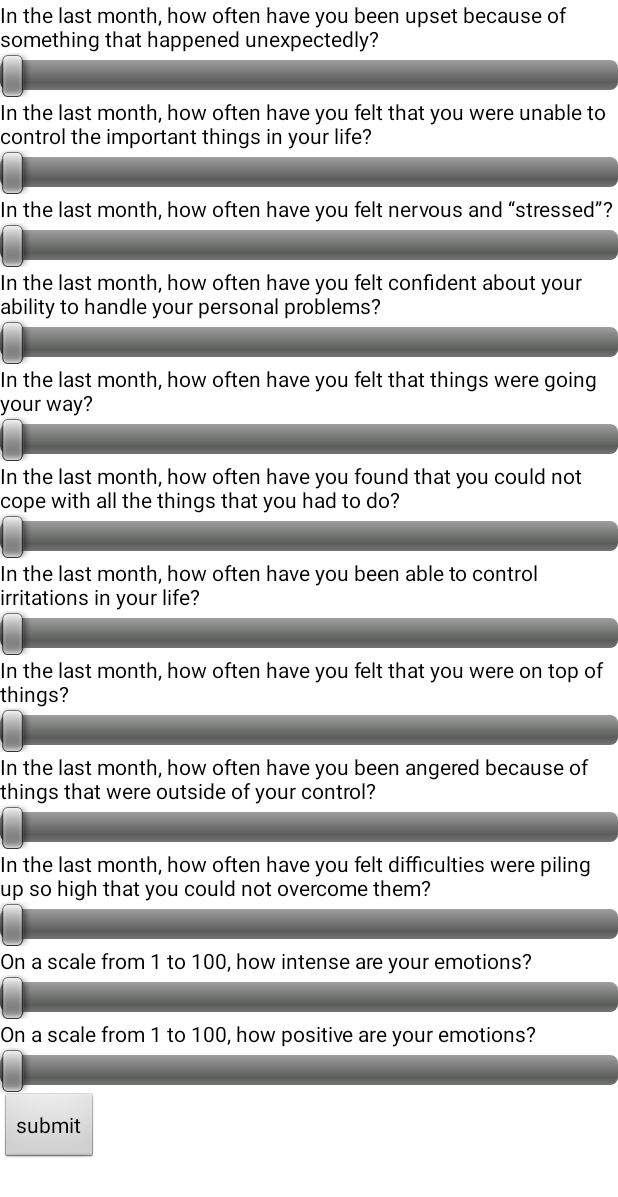
After one commit to shyue/BitcampStressApp, an Android app: the Survey screen opened directly, with no data from a screen before it, on a phone screen of 412 x 824 dp. The commit adds this screen. Shown: the top 1197 px of the screen. Run offline under Robolectric (Android 15) with nearby library versions, the phone set to English and light mode, and no system bars.

Commit message:
Added UI, Survey

```diff
--- a/app/build.gradle
+++ b/app/build.gradle
@@ -1,12 +1,12 @@
 apply plugin: 'com.android.application'
 
 android {
-    compileSdkVersion 7
+    compileSdkVersion 23
     buildToolsVersion "23.0.2"
 
     defaultConfig {
         applicationId "com.jwetherell.heart_rate_monitor"
-        minSdkVersion 7
+        minSdkVersion 23
         targetSdkVersion 23
     }
 
--- a/app/src/main/java/com/jwetherell/heart_rate_monitor/MainActivity.java
+++ b/app/src/main/java/com/jwetherell/heart_rate_monitor/MainActivity.java
@@ -29,5 +29,9 @@ public class MainActivity extends Activity {
         MainActivity.this.startActivity(intent);
     }
 
+    public void getSurvey(View view) {
+        Intent intent = new Intent(MainActivity.this, Survey.class);
+        MainActivity.this.startActivity(intent);
+    }
 
 }
--- /dev/null
+++ b/app/src/main/java/com/jwetherell/heart_rate_monitor/Survey.java
@@ -0,0 +1,154 @@
+package com.jwetherell.heart_rate_monitor;
+
+import android.app.Activity;
+import android.content.Context;
+import android.content.Intent;
+import android.os.Bundle;
+import android.util.Log;
+import android.view.View;
+import android.widget.SeekBar;
+import android.widget.TextView;
+
+import java.io.BufferedReader;
+import java.io.File;
+import java.io.FileOutputStream;
+import java.io.FileReader;
+import java.io.IOException;
+
+
+public class Survey extends Activity {
+
+
+
+    protected void onCreate(Bundle savedInstanceState){
+        super.onCreate(savedInstanceState);
+        setContentView(R.layout.activity_survey);
+        TextView q1 = (TextView) findViewById(R.id.text1);
+        TextView q2 = (TextView) findViewById(R.id.text2);
+        TextView q3 = (TextView) findViewById(R.id.text3);
+        TextView q4 = (TextView) findViewById(R.id.text4);
+        TextView q5 = (TextView) findViewById(R.id.text5);
+        TextView q6 = (TextView) findViewById(R.id.text6);
+        TextView q7 = (TextView) findViewById(R.id.text7);
+        TextView q8 = (TextView) findViewById(R.id.text8);
+        TextView q9 = (TextView) findViewById(R.id.text9);
+        TextView q10 = (TextView) findViewById(R.id.text10);
+        TextView q11 = (TextView) findViewById(R.id.text11);
+        TextView q12 = (TextView) findViewById(R.id.text12);
+        try{
+        //BufferedReader ber = new BufferedReader(new FileReader("Questions.txt"));
+        //String[] questions = new String[12];
+        //for (int i = 0; i < 12; i++) {
+        //    questions[i] = ber.readLine();
+        //}
+        String[] questions = {
+                "In the last month, how often have you been upset because of something that happened unexpectedly?",
+                "In the last month, how often have you felt that you were unable to control the important things in your life?",
+                "In the last month, how often have you felt nervous and “stressed”?",
+            "In the last month, how often have you felt confident about your ability to handle your personal problems?",
+                    "In the last month, how often have you felt that things were going your way?",
+            "In the last month, how often have you found that you could not cope with all the things that you had to do?",
+            "In the last month, how often have you been able to control irritations in your life?",
+                    "In the last month, how often have you felt that you were on top of things?",
+                    "In the last month, how often have you been angered because of things that were outside of your control?",
+            "In the last month, how often have you felt difficulties were piling up so high that you could not overcome them?",
+            "On a scale from 1 to 100, how intense are your emotions?",
+            "On a scale from 1 to 100, how positive are your emotions?"
+        };
+        q1.setText(questions[0]);
+        q2.setText(questions[1]);
+        q3.setText(questions[2]);
+        q4.setText(questions[3]);
+        q5.setText(questions[4]);
+        q6.setText(questions[5]);
+        q7.setText(questions[6]);
+        q8.setText(questions[7]);
+        q9.setText(questions[8]);
+        q10.setText(questions[9]);
+        q11.setText(questions[10]);
+        q12.setText(questions[11]);
+        }catch(Exception e){Log.i("Debug", "q error");};
+    }
+
+
+    public void results(View view){
+        SeekBar s1 = (SeekBar) findViewById(R.id.seek1);
+        SeekBar s2 = (SeekBar) findViewById(R.id.seek2);
+        SeekBar s3 = (SeekBar) findViewById(R.id.seek3);
+        SeekBar s4 = (SeekBar) findViewById(R.id.seek4);
+        SeekBar s5 = (SeekBar) findViewById(R.id.seek5);
+        SeekBar s6 = (SeekBar) findViewById(R.id.seek6);
+        SeekBar s7 = (SeekBar) findViewById(R.id.seek7);
+        SeekBar s8 = (SeekBar) findViewById(R.id.seek8);
+        SeekBar s9 = (SeekBar) findViewById(R.id.seek9);
+        SeekBar s10 = (SeekBar) findViewById(R.id.seek10);
+        SeekBar s11 = (SeekBar) findViewById(R.id.seek11);
+        SeekBar s12 = (SeekBar) findViewById(R.id.seek12);
+
+        int total = s1.getProgress();
+        total += s2.getProgress();
+        total += s3.getProgress();
+        total += (4 - s4.getProgress());
+        total += (4 - s5.getProgress());
+        total += s6.getProgress();
+        total += (4 - s7.getProgress());
+        total += (4 - s8.getProgress());
+        total += s9.getProgress();
+        total += s10.getProgress();
+
+        int intensity = s11.getProgress();
+        int polarity = s12.getProgress();
+        String mood = "";
+        if (intensity >= 50) {
+            if (polarity >= 50) {
+                System.out.println("You are Exubarant");
+                mood+="Exubarant ";
+            }
+            else {
+                System.out.println("You are Angry");
+                mood+="Angry ";
+            }
+        }
+        else {
+            if (polarity >= 50) {
+                System.out.println("You are Calm");
+                mood+="Calm ";
+            }
+            else {
+                System.out.println("You are Sad");
+                mood+="Sad ";
+            }
+        }
+
+
+
+        try {
+            FileOutputStream fOut = MainActivity.appstate.openFileOutput("Answers.txt", Context.MODE_APPEND);
+            fOut.write((total+"\t"+intensity+"\t"+polarity+"\t"+mood+"\n").getBytes());
+            fOut.close();
+        }catch (Exception e){
+            Log.i("debug", "fail");};
+
+        try{
+            File file = new File(MainActivity.appstate.getFilesDir()+"/Answers.txt");
+            FileReader fileReader = new FileReader(file);
+            BufferedReader bufferedReader = new BufferedReader(fileReader);
+            String line;
+            while ((line = bufferedReader.readLine()) != null) {
+                Log.i("debug", line);
+            }
+            fileReader.close();
+        }catch (Exception e){Log.i("debug", "read fail");};
+
+
+        Intent intent = new Intent(Survey.this, MainActivity.class);
+        Survey.this.startActivity(intent);
+    }
+
+
+
+
+
+
+
+}
--- /dev/null
+++ b/app/src/main/res/layout/activity_survey.xml
@@ -0,0 +1,186 @@
+<?xml version="1.0" encoding="utf-8"?>
+<ScrollView xmlns:android="http://schemas.android.com/apk/res/android"
+    xmlns:tools="http://schemas.android.com/tools"
+    android:layout_width="fill_parent"
+    android:layout_height="fill_parent"
+    android:fillViewport="true"
+    tools:context=".Survey">
+<LinearLayout
+    android:layout_width="fill_parent"
+    android:layout_height="wrap_content"
+    android:orientation="vertical"
+    android:background="#ffffff">
+    <TextView
+        android:id="@+id/text1"
+        android:layout_width="wrap_content"
+        android:layout_height="wrap_content"
+        android:text="Question 1"
+        android:textColor="#000000" />
+
+    <SeekBar
+        android:id="@+id/seek1"
+        android:max="4"
+        android:layout_width="fill_parent"
+        android:layout_height="wrap_content" />
+
+    <TextView
+        android:id="@+id/text2"
+        android:layout_width="wrap_content"
+        android:layout_height="wrap_content"
+        android:text="Question 2"
+        android:textColor="#000000" />
+
+    <SeekBar
+        android:id="@+id/seek2"
+        android:max="4"
+        android:layout_width="fill_parent"
+        android:layout_height="wrap_content" />
+
+    <TextView
+        android:id="@+id/text3"
+        android:layout_width="wrap_content"
+        android:layout_height="wrap_content"
+        android:text="Question 3"
+        android:textColor="#000000" />
+
+    <SeekBar
+        android:id="@+id/seek3"
+        android:max="4"
+        android:layout_width="fill_parent"
+        android:layout_height="wrap_content" />
+
+    <TextView
+        android:id="@+id/text4"
+        android:layout_width="wrap_content"
+        android:layout_height="wrap_content"
+        android:text="Question 4"
+        android:textColor="#000000" />
+
+    <SeekBar
+        android:id="@+id/seek4"
+        android:max="4"
+        android:layout_width="fill_parent"
+        android:layout_height="wrap_content" />
+
+    <TextView
+        android:id="@+id/text5"
+        android:layout_width="wrap_content"
+        android:layout_height="wrap_content"
+        android:text="Question 5"
+        android:textColor="#000000" />
+
+    <SeekBar
+        android:id="@+id/seek5"
+        android:max="4"
+        android:layout_width="fill_parent"
+        android:layout_height="wrap_content" />
+
+    <TextView
+        android:id="@+id/text6"
+        android:layout_width="wrap_content"
+        android:layout_height="wrap_content"
+        android:text="Question 6"
+        android:textColor="#000000" />
+
+    <SeekBar
+        android:id="@+id/seek6"
+        android:max="4"
+        android:layout_width="fill_parent"
+        android:layout_height="wrap_content" />
+
+    <TextView
+        android:id="@+id/text7"
+        android:layout_width="wrap_content"
+        android:layout_height="wrap_content"
+        android:text="Question 7"
+        android:textColor="#000000" />
+
+    <SeekBar
+        android:id="@+id/seek7"
+        android:max="4"
+        android:layout_width="fill_parent"
+        android:layout_height="wrap_content" />
+
+    <TextView
+        android:id="@+id/text8"
+        android:layout_width="wrap_content"
+        android:layout_height="wrap_content"
+        android:text="Question 8"
+        android:textColor="#000000" />
+
+    <SeekBar
+        android:id="@+id/seek8"
+        android:max="4"
+        android:layout_width="fill_parent"
+        android:layout_height="wrap_content" />
+
+    <TextView
+        android:id="@+id/text9"
+        android:layout_width="wrap_content"
+        android:layout_height="wrap_content"
+        android:text="Question 9"
+        android:textColor="#000000" />
+
+    <SeekBar
+        android:id="@+id/seek9"
+        android:max="4"
+        android:layout_width="fill_parent"
+        android:layout_height="wrap_content" />
+
+    <TextView
+        android:id="@+id/text10"
+        android:layout_width="wrap_content"
+        android:layout_height="wrap_content"
+        android:text="Question 10"
+        android:textColor="#000000" />
+
+    <SeekBar
+        android:id="@+id/seek10"
+        android:max="4"
+        android:layout_width="fill_parent"
+        android:layout_height="wrap_content"
+        />
+
+    <TextView
+        android:id="@+id/text11"
+        android:layout_width="wrap_content"
+        android:layout_height="wrap_content"
+        android:text="Question 11"
+        android:textColor="#000000" />
+
+    <SeekBar
+        android:id="@+id/seek11"
+        android:max="100"
+        android:layout_width="fill_parent"
+        android:layout_height="wrap_content"
+        />
+
+    <TextView
+        android:id="@+id/text12"
+        android:layout_width="wrap_content"
+        android:layout_height="wrap_content"
+        android:text="Question 12"
+        android:textColor="#000000" />
+
+    <SeekBar
+        android:id="@+id/seek12"
+        android:max="100"
+        android:layout_width="fill_parent"
+        android:layout_height="wrap_content"
+        />
+
+    <Button
+        android:layout_width="wrap_content"
+        android:layout_height="wrap_content"
+        android:text="submit"
+        android:onClick="results" />
+
+
+
+    </LinearLayout>
+
+
+
+
+
+</ScrollView>
--- a/app/src/main/res/values/strings.xml
+++ b/app/src/main/res/values/strings.xml
@@ -4,4 +4,5 @@
     <string name="app_name">Stress_App</string>
     <string name="title_activity_main">Stress App</string>
     <string name="title_activity_journal">Journal</string>
+    <string name="title_activity_survey">Survey</string>
 </resources>
```
Also changed, not shown: app/src/main/AndroidManifest.xml (+5 -2 lines), app/src/main/java/Questions.txt (added, +14 -0 lines), app/src/main/res/layout/menu.xml (+39 -35 lines), app/src/main/res/drawable-ldpi/bitcamp.png (added), 1096 other files.
